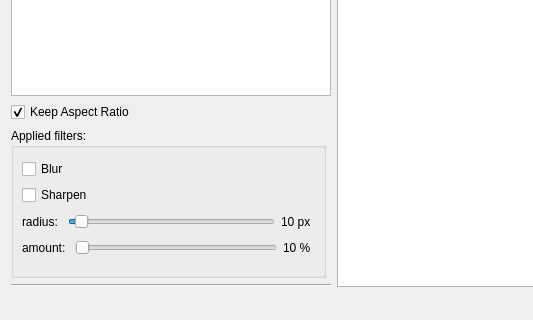
Qt form ImageViewer/ImageViewer.ui (MCInversion/ImageViewer) before a commit; both pictures show x 0 to 533 and y 467 to 787 of the 681 by 787 pixel window.
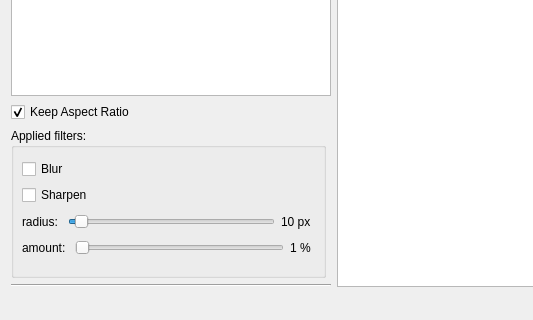
The same form after that commit.

The edit to the form file:
```diff
--- a/ImageViewer/ImageViewer.ui
+++ b/ImageViewer/ImageViewer.ui
@@ -139,7 +139,7 @@
               <item>
                <widget class="QLabel" name="amountLabel">
                 <property name="text">
-                 <string>10 %</string>
+                 <string>1 %</string>
                 </property>
                </widget>
               </item>
```
